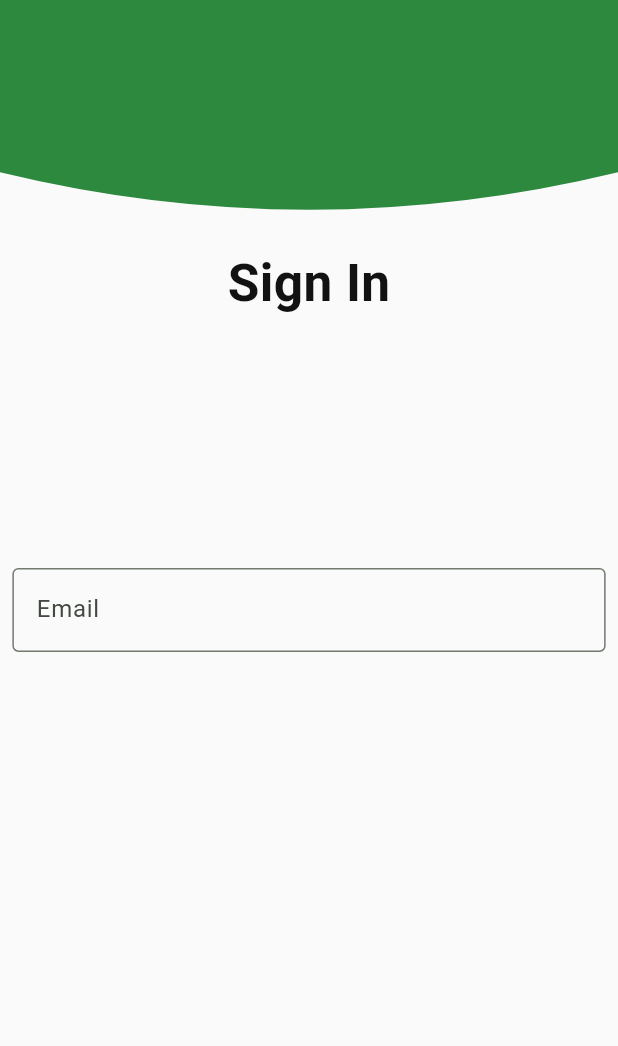
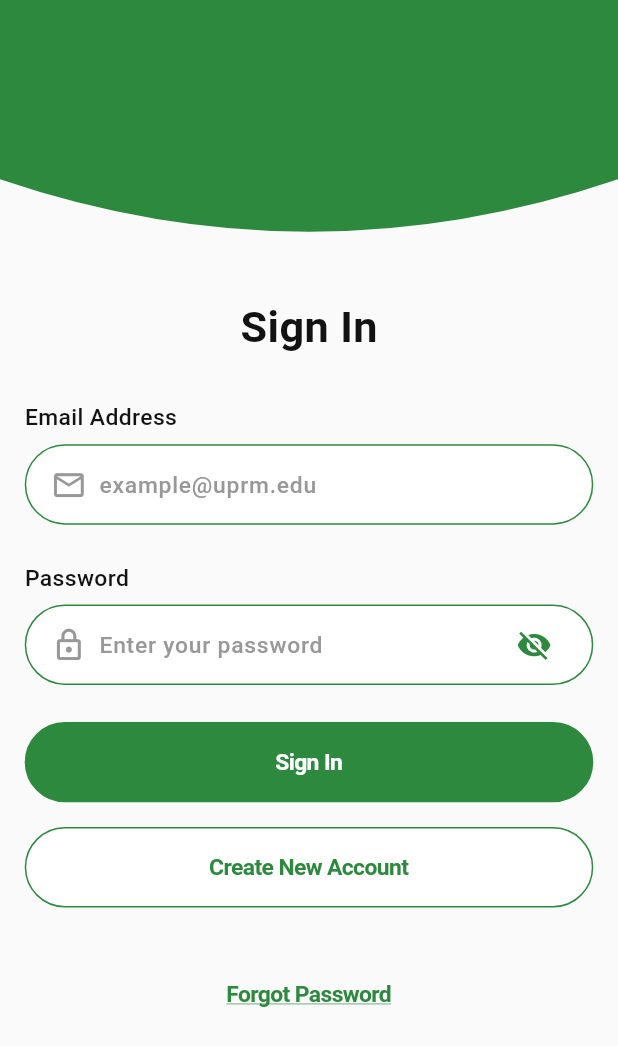
Before and after one commit to yadrielsamir/bites, a Flutter app: the screen it shows after launch, on a phone screen of 412 x 824 dp. Shown: the top 1046 px of the screen. Run offline on Flutter 3.47's test engine with Material 3 defaults, Android fonts, the phone set to English and light mode, and no system bars; our stand-ins replace go_router, sizer.

Commit message:
Sign In Page

```diff
--- a/lib/app/theme/app_colors.dart
+++ b/lib/app/theme/app_colors.dart
@@ -21,4 +21,7 @@ class AppColors {
 
   //white
   static const Color white = Color(0xFFFFFFFF);
+
+  //hint text color
+  static const Color hintTextColor = Color(0xFF989898);
 }
--- /dev/null
+++ b/lib/app/theme/app_spacing.dart
@@ -0,0 +1,8 @@
+import 'package:sizer/sizer.dart';
+
+class AppSpacing {
+  static double xs = 2.w; // ~8px on most devices
+  static double sm = 4.w; // ~16px
+  static double md = 6.w; // ~24px
+  static double lg = 8.w; // ~32px
+}
--- /dev/null
+++ b/lib/core/widgets/main_buttons.dart
@@ -0,0 +1,46 @@
+import 'package:flutter/cupertino.dart';
+import 'package:sizer/sizer.dart';
+
+class MyButton extends StatelessWidget {
+  final String title;
+  final VoidCallback onTap;
+  final Color fillColor;
+  final Color borderColor;
+  final Color textColor;
+
+  const MyButton({
+    super.key,
+    required this.title,
+    required this.onTap,
+    required this.fillColor,
+    required this.borderColor,
+    required this.textColor,
+  });
+
+  @override
+  Widget build(BuildContext context) {
+    return CupertinoButton(
+      padding: EdgeInsets.zero,
+      onPressed: onTap,
+      child: Container(
+        height: 6.5.h,
+        padding: EdgeInsets.symmetric(horizontal: 4.w),
+        decoration: BoxDecoration(
+          color: fillColor,
+          borderRadius: BorderRadius.circular(50),
+          border: Border.all(color: borderColor, width: 1),
+        ),
+        child: Center(
+          child: Text(
+            title,
+            style: TextStyle(
+              fontSize: 16.sp,
+              fontWeight: FontWeight.w600,
+              color: textColor,
+            ),
+          ),
+        ),
+      ),
+    );
+  }
+}
--- a/lib/core/widgets/text_field.dart
+++ b/lib/core/widgets/text_field.dart
@@ -0,0 +1,103 @@
+import 'package:bites/app/theme/app_colors.dart';
+import 'package:flutter/cupertino.dart';
+import 'package:flutter/material.dart';
+import 'package:sizer/sizer.dart';
+
+class MyTextField extends StatefulWidget {
+  final String title;
+  final String hint;
+  final IconData icon;
+  final bool isPassword;
+
+  const MyTextField({
+    super.key,
+    required this.title,
+    required this.hint,
+    required this.icon,
+    this.isPassword = false,
+  });
+
+  @override
+  State<MyTextField> createState() => _MyTextFieldState();
+}
+
+class _MyTextFieldState extends State<MyTextField> {
+  bool _obscure = true;
+
+  @override
+  Widget build(BuildContext context) {
+    return Column(
+      crossAxisAlignment: CrossAxisAlignment.start,
+      children: [
+        fieldTitle(widget.title),
+        SizedBox(height: 0.8.h),
+        textField(widget.icon, widget.hint, widget.isPassword),
+      ],
+    );
+  }
+
+  Widget textField(IconData icon, String hint, bool isPassword) {
+    return Container(
+      height: 6.5.h,
+      padding: EdgeInsets.symmetric(horizontal: 4.w),
+      decoration: BoxDecoration(
+        color: AppColors.white,
+        borderRadius: BorderRadius.circular(50),
+        border: Border.all(color: AppColors.uprmGreen, width: 1),
+      ),
+      child: Row(
+        crossAxisAlignment: CrossAxisAlignment.center,
+        children: [
+          Icon(icon, color: AppColors.hintTextColor, size: 20.sp),
+
+          SizedBox(width: 2.w),
+
+          Expanded(
+            child: Center(
+              child: TextField(
+                maxLength: 35,
+                obscureText: isPassword ? _obscure : false,
+                decoration: InputDecoration(
+                  isDense: true,
+                  contentPadding: EdgeInsets.zero,
+                  border: InputBorder.none,
+                  counterText: '',
+                  hintText: hint,
+                  hintStyle: TextStyle(
+                    fontSize: 16.sp,
+                    color: AppColors.hintTextColor,
+                    fontWeight: FontWeight.w500,
+                  ),
+                ),
+              ),
+            ),
+          ),
+
+          if (isPassword)
+            CupertinoButton(
+              padding: EdgeInsets.zero,
+              child: Icon(
+                _obscure ? Icons.visibility_off : Icons.visibility,
+                color: AppColors.uprmGreen,
+                size: 20.sp,
+              ),
+              onPressed: () {
+                setState(() => _obscure = !_obscure);
+              },
+            ),
+        ],
+      ),
+    );
+  }
+}
+
+Widget fieldTitle(String title) {
+  return Text(
+    title,
+    style: TextStyle(
+      fontSize: 16.sp,
+      fontWeight: FontWeight.w500,
+      color: AppColors.black,
+    ),
+  );
+}
--- a/lib/features/auth/presentation/pages/login_page.dart
+++ b/lib/features/auth/presentation/pages/login_page.dart
@@ -1,4 +1,8 @@
 import 'package:bites/app/theme/app_colors.dart';
+import 'package:bites/app/theme/app_spacing.dart';
+import 'package:bites/core/widgets/main_buttons.dart';
+import 'package:bites/core/widgets/text_field.dart';
+import 'package:flutter/cupertino.dart';
 import 'package:flutter/material.dart';
 import 'package:sizer/sizer.dart';
 import 'package:bites/features/auth/presentation/widgets/bottom_arc_container.dart';
@@ -19,15 +23,28 @@ class _LoginPageState extends State<LoginPage> {
         children: [
           BottomArcContainer(),
           Padding(
-            padding: EdgeInsets.symmetric(horizontal: 2.w),
+            padding: EdgeInsets.symmetric(horizontal: AppSpacing.sm),
             child: Column(
               children: [
+                SizedBox(height: 1.h),
                 title('Sign In'),
-                SizedBox(height: 20.h),
-                TextField(
-                  decoration: InputDecoration(
-                    border: OutlineInputBorder(),
-                    labelText: 'Email',
+                SizedBox(height: 22.sp),
+                textFields(),
+                SizedBox(height: 3.h),
+                buttons(),
+                SizedBox(height: 4.h),
+                CupertinoButton(
+                  onPressed: () {},
+                  child: Text(
+                    'Forgot Password',
+                    style: TextStyle(
+                      fontSize: 16.sp,
+                      fontWeight: FontWeight.w600,
+                      color: AppColors.uprmGreen,
+                      decoration: TextDecoration.underline,
+                      decorationColor: AppColors.uprmGreen,
+                      decorationThickness: 0.6,
+                    ),
                   ),
                 ),
               ],
@@ -42,10 +59,51 @@ class _LoginPageState extends State<LoginPage> {
     return Text(
       title,
       style: TextStyle(
-        fontSize: 24.sp,
+        fontSize: 22.sp,
         fontWeight: FontWeight.bold,
         color: AppColors.black,
       ),
     );
   }
+
+  Widget textFields() {
+    return Column(
+      children: [
+        MyTextField(
+          title: 'Email Address',
+          hint: 'example@uprm.edu',
+          icon: Icons.email_outlined,
+        ),
+        SizedBox(height: 3.h),
+        MyTextField(
+          title: 'Password',
+          hint: 'Enter your password',
+          icon: Icons.lock_outlined,
+          isPassword: true,
+        ),
+      ],
+    );
+  }
+
+  Widget buttons() {
+    return Column(
+      children: [
+        MyButton(
+          title: 'Sign In',
+          onTap: () {},
+          fillColor: AppColors.uprmGreen,
+          borderColor: AppColors.uprmGreen,
+          textColor: AppColors.white,
+        ),
+        SizedBox(height: 2.h),
+        MyButton(
+          title: 'Create New Account',
+          onTap: () {},
+          fillColor: AppColors.white,
+          borderColor: AppColors.uprmGreen,
+          textColor: AppColors.uprmGreen,
+        ),
+      ],
+    );
+  }
 }
--- a/lib/features/auth/presentation/widgets/bottom_arc_container.dart
+++ b/lib/features/auth/presentation/widgets/bottom_arc_container.dart
@@ -9,7 +9,7 @@ class BottomArcContainer extends StatelessWidget {
   const BottomArcContainer({
     super.key,
     this.color = AppColors.uprmGreen,
-    this.height = 20,
+    this.height = 23,
   });
 
   @override
@@ -25,12 +25,12 @@ class BottomArcClipper extends CustomClipper<Path> {
   @override
   Path getClip(Size size) {
     Path path = Path();
-    path.lineTo(0, size.height - 50);
+    path.lineTo(0, size.height - 70);
     path.quadraticBezierTo(
       size.width / 2,
       size.height,
       size.width,
-      size.height - 50,
+      size.height - 70,
     );
     path.lineTo(size.width, 0);
     path.close();
```
